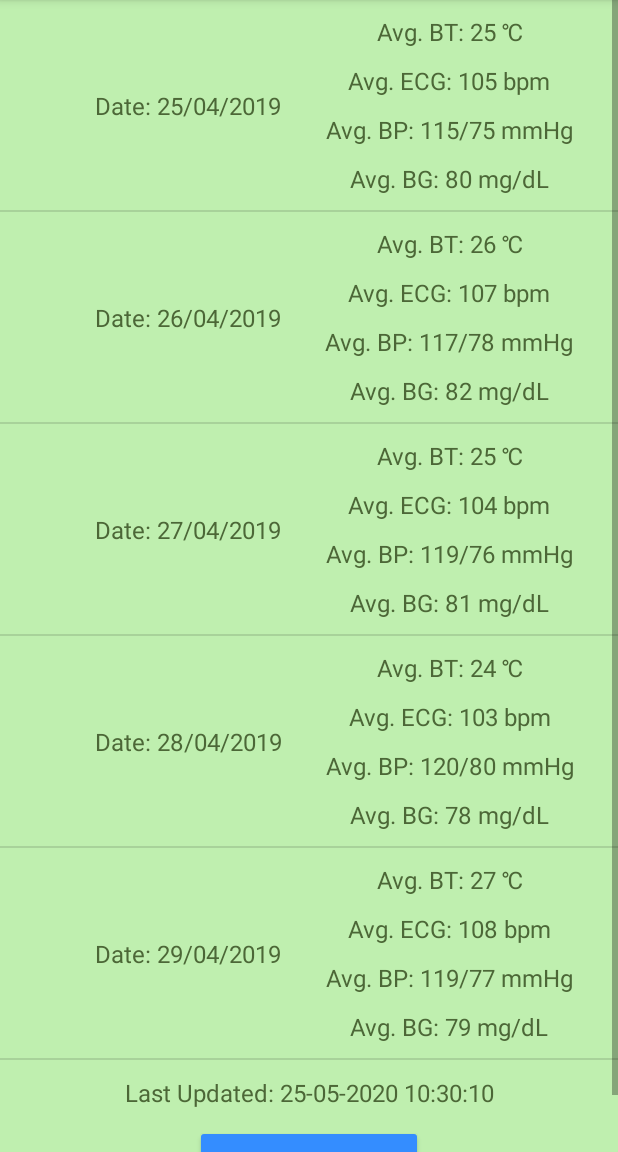
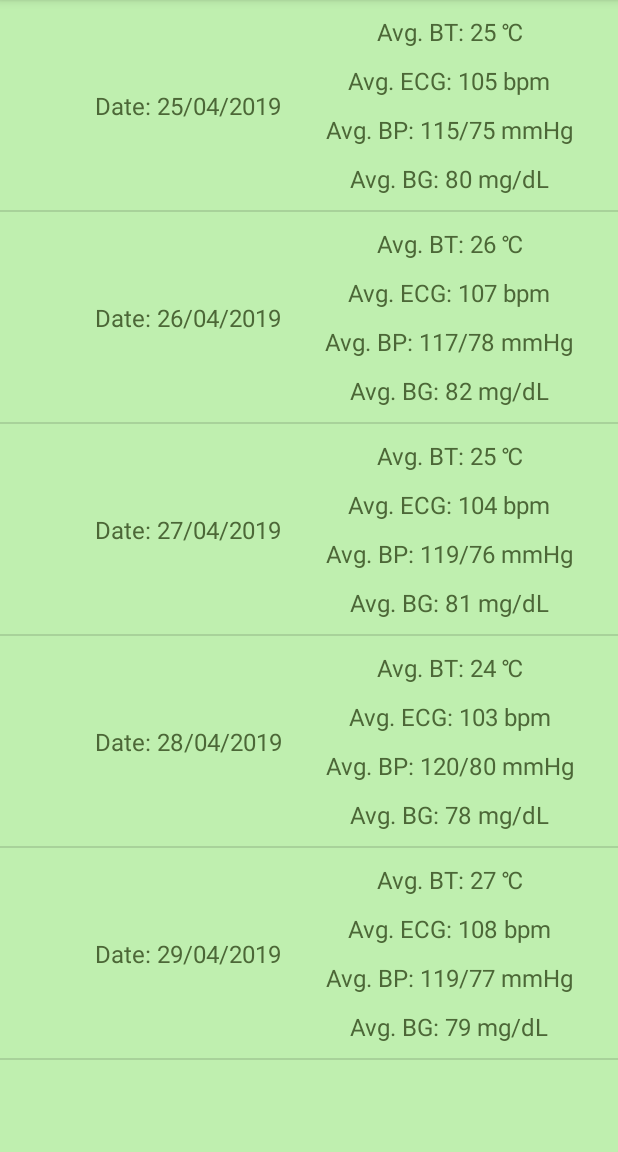
Before and after one commit to WeebTeam/EdenSight_Android, an Android app: the fragment HistoryFragment shown on its own in the app's theme, on a phone screen of 412 x 824 dp, the part 84-1236 px from its top. Run offline under Robolectric (Android 15) with nearby library versions, the light colour scheme and no system bars.

Commit message:
Minor changes in UI

```diff
--- a/EdenSight/app/src/main/java/com/example/edensight/HistoryFragment.java
+++ b/EdenSight/app/src/main/java/com/example/edensight/HistoryFragment.java
@@ -3,7 +3,6 @@ package com.example.edensight;
 import android.os.Bundle;
 
 import androidx.fragment.app.Fragment;
-import androidx.fragment.app.FragmentTransaction;
 import androidx.recyclerview.widget.DividerItemDecoration;
 import androidx.recyclerview.widget.LinearLayoutManager;
 import androidx.recyclerview.widget.RecyclerView;
@@ -11,16 +10,8 @@ import androidx.recyclerview.widget.RecyclerView;
 import android.view.LayoutInflater;
 import android.view.View;
 import android.view.ViewGroup;
-import android.widget.Button;
-import android.widget.TextView;
-import android.widget.Toast;
 
-import org.w3c.dom.Text;
-
-import java.text.SimpleDateFormat;
 import java.util.ArrayList;
-import java.util.Calendar;
-import java.util.Locale;
 
 public class HistoryFragment extends Fragment {
     private static final String RESIDENT_PARAMETER = "resident";
@@ -52,8 +43,6 @@ public class HistoryFragment extends Fragment {
     @Override
     public View onCreateView(LayoutInflater inflater, ViewGroup container, Bundle savedInstanceState) {
         View view = inflater.inflate(R.layout.fragment_history, container, false);
-        TextView timeDisplay = view.findViewById(R.id.test_historyText);
-        Button refreshBtn = view.findViewById(R.id.test_historyButton);
 
         details = HistoryDetails.dummyDetailsList();
         RecyclerView recyclerView = view.findViewById(R.id.history_recyclerView);
@@ -63,20 +52,6 @@ public class HistoryFragment extends Fragment {
         historyAdapter = new HistoryAdapter(details, getActivity());
         recyclerView.setAdapter(historyAdapter);
 
-        Calendar calendar = Calendar.getInstance();
-        SimpleDateFormat dateFormat = new SimpleDateFormat("dd-MM-yyyy HH:mm:ss", Locale.ENGLISH);
-        String currentTime = "Last Updated: " + dateFormat.format(calendar.getTime());
-        timeDisplay.setText(currentTime);
-
-        refreshBtn.setOnClickListener(new View.OnClickListener() {
-            @Override
-            public void onClick(View v) {
-                FragmentTransaction ft = getFragmentManager().beginTransaction();
-                ft.detach(HistoryFragment.this).attach(HistoryFragment.this).commit();
-                Toast.makeText(getActivity(), "Update Complete", Toast.LENGTH_SHORT).show();
-            }
-        });
-
         return view;
     }
 }
--- a/EdenSight/app/src/main/java/com/example/edensight/MainActivity.java
+++ b/EdenSight/app/src/main/java/com/example/edensight/MainActivity.java
@@ -15,7 +15,6 @@ import android.text.TextWatcher;
 import android.view.Menu;
 import android.view.MenuItem;
 import android.widget.EditText;
-import android.widget.Toast;
 
 import java.util.ArrayList;
 
@@ -75,8 +74,8 @@ public class MainActivity extends AppCompatActivity implements ResidentAdapter.A
     public void onMethodCallBack(Resident resident) {
         Intent intent = new Intent(this, ResidentDetailsActivity.class);
         intent.putExtra("resident", resident);
-        // finish() not used as this user might still want to return to this activity
         startActivity(intent);
+        finish();
     }
 
     @Override
--- a/EdenSight/app/src/main/res/layout/fragment_history.xml
+++ b/EdenSight/app/src/main/res/layout/fragment_history.xml
@@ -8,49 +8,9 @@
     tools:context=".HistoryFragment"
     android:background="@color/greenBackground">
 
-    <ScrollView
+    <androidx.recyclerview.widget.RecyclerView
+        android:id="@+id/history_recyclerView"
         android:layout_width="match_parent"
-        android:layout_height="match_parent">
-
-        <androidx.constraintlayout.widget.ConstraintLayout
-            android:layout_width="match_parent"
-            android:layout_height="wrap_content">
-
-            <androidx.recyclerview.widget.RecyclerView
-                android:id="@+id/history_recyclerView"
-                android:layout_width="match_parent"
-                android:layout_height="wrap_content"
-                app:layout_constraintTop_toTopOf="parent"
-                app:layout_constraintBottom_toTopOf="@id/test_historyText"
-                android:layout_marginBottom="5dp"/>
-
-            <TextView
-                android:id="@+id/test_historyText"
-                android:layout_width="wrap_content"
-                android:layout_height="wrap_content"
-                android:text="Time"
-                app:layout_constraintTop_toBottomOf="@id/history_recyclerView"
-                app:layout_constraintBottom_toTopOf="@id/test_historyButton"
-                app:layout_constraintLeft_toLeftOf="parent"
-                app:layout_constraintRight_toRightOf="parent"
-                android:layout_marginTop="5dp"
-                android:layout_marginBottom="5dp"/>
-
-            <Button
-                android:id="@+id/test_historyButton"
-                android:layout_width="wrap_content"
-                android:layout_height="wrap_content"
-                android:backgroundTint="@color/blue"
-                android:text="Update Details"
-                android:textColor="@android:color/white"
-                app:layout_constraintTop_toBottomOf="@id/test_historyText"
-                app:layout_constraintBottom_toBottomOf="parent"
-                app:layout_constraintLeft_toLeftOf="parent"
-                app:layout_constraintRight_toRightOf="parent"
-                android:layout_marginTop="5dp"
-                android:layout_marginBottom="10dp"/>
-
-        </androidx.constraintlayout.widget.ConstraintLayout>
-    </ScrollView>
+        android:layout_height="match_parent" />
 
 </androidx.constraintlayout.widget.ConstraintLayout>
```
Also changed, not shown: EdenSight/app/src/main/java/com/example/edensight/ResidentDetailsActivity.java (+3 -13 lines), EdenSight/app/src/main/res/layout/fragment_dashboard.xml (+4 -4 lines).
